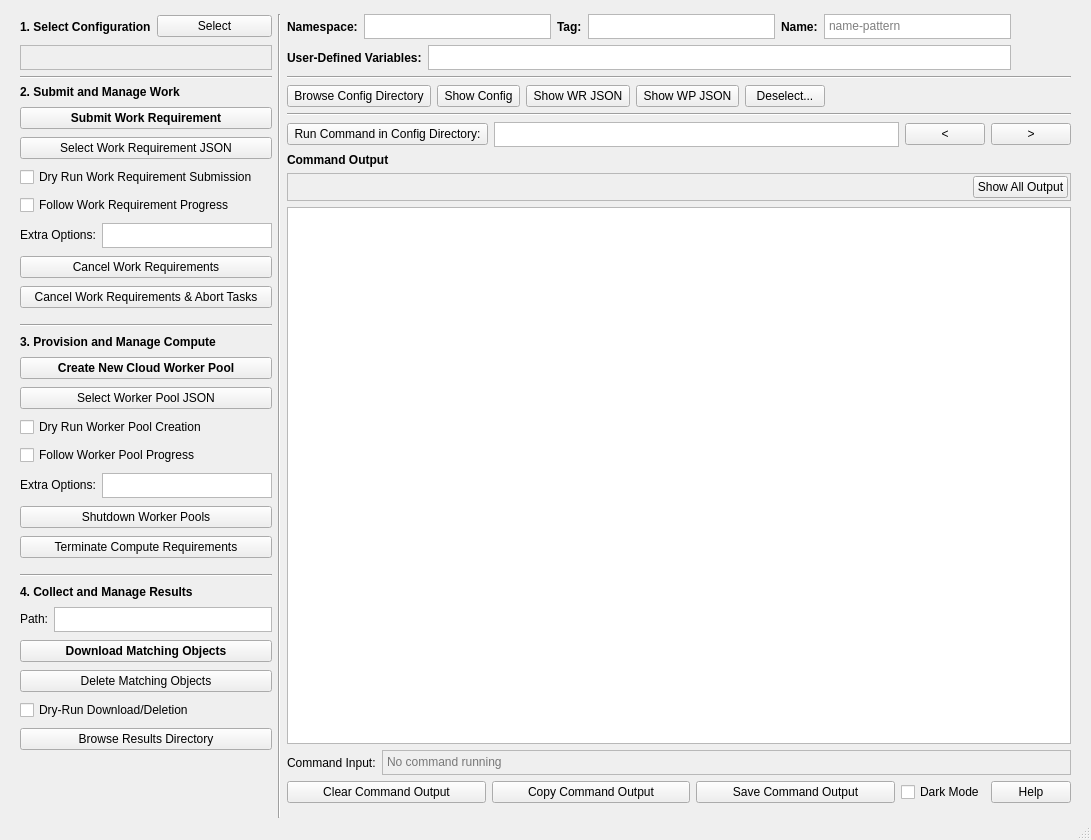
Qt form yellowdog_cli/commander/commander.ui (yellowdog/yellowdog-cli) before a commit.
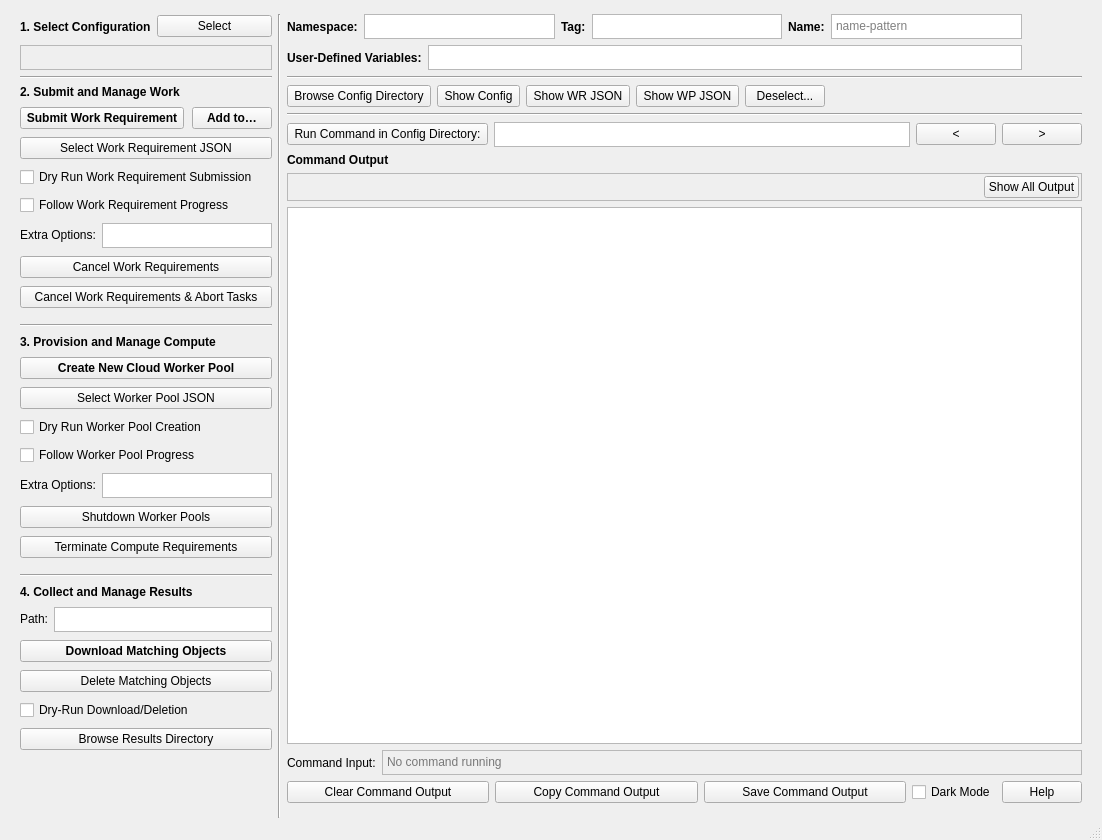
The same form after that commit.

Commit message: yd-commander: add the ability to 'add-to' existing work requirements

Patch:
```diff
--- a/yellowdog_cli/commander/commander.ui
+++ b/yellowdog_cli/commander/commander.ui
@@ -6,13 +6,13 @@
    <rect>
     <x>0</x>
     <y>0</y>
-    <width>1091</width>
+    <width>1102</width>
     <height>840</height>
    </rect>
   </property>
   <property name="minimumSize">
    <size>
-    <width>1080</width>
+    <width>1091</width>
     <height>720</height>
    </size>
   </property>
@@ -150,6 +150,8 @@
        </widget>
       </item>
       <item>
+       <layout class="QHBoxLayout" name="horizontalLayout_submit" stretch="1,0">
+        <item>
        <widget class="QPushButton" name="submit_work_requirement">
         <property name="toolTip">
          <string>Submit the Work Requirement with yd-submit</string>
@@ -163,6 +165,24 @@
          <string>Submit Work Requirement</string>
         </property>
        </widget>
+        </item>
+        <item>
+         <widget class="QPushButton" name="add_to_work_requirement">
+          <property name="toolTip">
+           <string>Add the Task Groups and Tasks to an existing Work Requirement,
+chosen from a list (yd-submit --add-to)</string>
+          </property>
+          <property name="font">
+           <font>
+            <bold>true</bold>
+           </font>
+          </property>
+          <property name="text">
+           <string>Add to…</string>
+          </property>
+         </widget>
+        </item>
+       </layout>
       </item>
       <item>
        <widget class="QPushButton" name="select_work_requirement">
```
Lines whose indentation alone changed are shown as unchanged. The commit also changes 11 other files.
